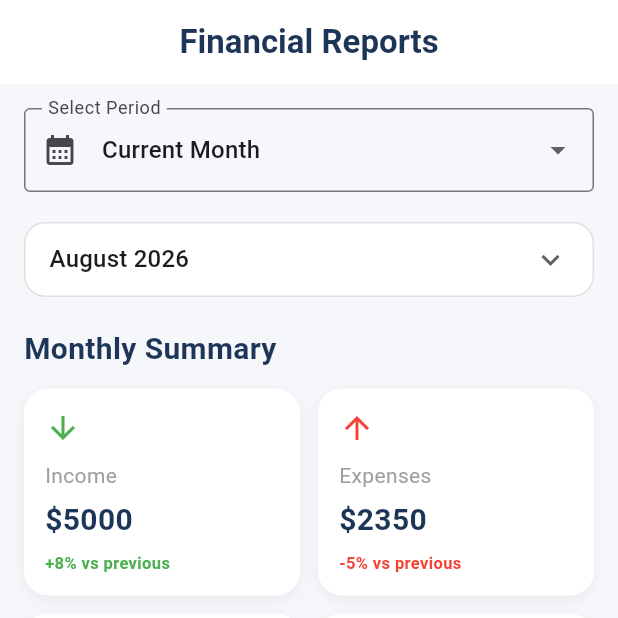
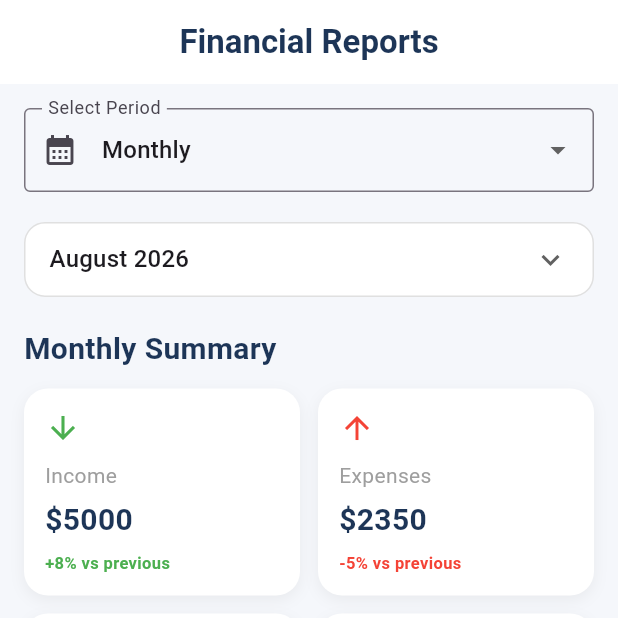
Before and after one commit to passang96/Student-Financial-Assistant-and-Savings-App, a Flutter app: the ReportsScreen screen opened directly, on a phone screen of 412 x 824 dp, the top half of it. Run offline on Flutter 3.47's test engine with Material 3 defaults, Android fonts, the phone set to English and light mode, and no system bars; Roboto replaces fonts that are missing (Arial).

Commit message:
Complete Reports frontend with period and custom date selection

```diff
--- a/lib/screens/reports/reports_screen.dart
+++ b/lib/screens/reports/reports_screen.dart
@@ -9,21 +9,19 @@ class ReportsScreen extends StatefulWidget {
 
 class _ReportsScreenState extends State<ReportsScreen> {
   String selectedMonth = 'August 2026';
-
-  String selectedPeriod = 'Current Month';
+String selectedPeriod = 'Monthly';
 
 DateTime? fromDate;
+
 DateTime? toDate;
 
 final List<String> reportPeriods = [
-  'This Week',
-  'Last Week',
-  'This Fortnight',
-  'Last Fortnight',
-  'This Month',
-  'Last Month',
-  'Custom Range',
+  'Weekly',
+  'Fortnightly',
+  'Monthly',
+  'Custom Date Range',
 ];
+
 
   final List<String> months = [
     'August 2026',
@@ -86,11 +84,11 @@ final List<String> reportPeriods = [
   _buildPeriodSelector(),
 const SizedBox(height: 20),
 
-  _buildMonthSelector(),
+if (selectedPeriod == 'Monthly') _buildMonthSelector(),
+if (selectedPeriod == 'Custom Date Range') _buildCustomDateRange(),
 const SizedBox(height: 20),
-
-            const Text(
-              'Monthly Summary',
+            Text(
+              '$selectedPeriod Summary',
               style: TextStyle(
                 fontSize: 20,
                 fontWeight: FontWeight.bold,
@@ -179,14 +177,24 @@ Widget _buildPeriodSelector() {
     ),
     items: const [
   DropdownMenuItem(
-        value: 'Current Month',
-        child: Text('Current Month'),
+    value: 'Weekly',
+    child: Text('Weekly'),
   ),
   DropdownMenuItem(
-        value: 'Previous Month',
-        child: Text('Previous Month'),
+    value: 'Fortnightly',
+    child: Text('Fortnightly'),
+  ),
+  DropdownMenuItem(
+    value: 'Monthly',
+    child: Text('Monthly'),
+  ),
+  DropdownMenuItem(
+    value: 'Custom Date Range',
+    child: Text('Custom Date Range'),
   ),
 ],
+
+
     onChanged: (value) {
       if (value != null) {
         setState(() {
@@ -226,7 +234,61 @@ Widget _buildMonthSelector() {
       ),
     );
   }
+Widget _buildCustomDateRange() {
+  return Row(
+    children: [
+      Expanded(
+        child: OutlinedButton.icon(
+          icon: const Icon(Icons.calendar_today),
+          label: Text(
+            fromDate == null
+                ? 'From Date'
+                : '${fromDate!.day}/${fromDate!.month}/${fromDate!.year}',
+          ),
+          onPressed: () async {
+            final date = await showDatePicker(
+              context: context,
+              initialDate: fromDate ?? DateTime.now(),
+              firstDate: DateTime(2020),
+              lastDate: DateTime(2030),
+            );
 
+            if (date != null) {
+              setState(() {
+                fromDate = date;
+              });
+            }
+          },
+        ),
+      ),
+      const SizedBox(width: 16),
+      Expanded(
+        child: OutlinedButton.icon(
+          icon: const Icon(Icons.calendar_today),
+          label: Text(
+            toDate == null
+                ? 'To Date'
+                : '${toDate!.day}/${toDate!.month}/${toDate!.year}',
+          ),
+          onPressed: () async {
+            final date = await showDatePicker(
+              context: context,
+              initialDate: toDate ?? DateTime.now(),
+              firstDate: fromDate ?? DateTime(2020),
+              lastDate: DateTime(2030),
+            );
+
+            if (date != null) {
+              setState(() {
+                toDate = date;
+              });
+            }
+          },
+        ),
+      ),
+    ],
+  );
+}
   Widget _buildSummaryCard({
     required String title,
     required double amount,
@@ -292,11 +354,11 @@ Widget _buildMonthSelector() {
         color: const Color(0xFF1D3557),
         borderRadius: BorderRadius.circular(16),
       ),
-      child: const Column(
+      child: Column(
         crossAxisAlignment: CrossAxisAlignment.start,
         children: [
           Text(
-            'Current vs Previous Month',
+           'Current vs Previous ${selectedPeriod == 'Weekly' ? 'Week' : selectedPeriod == 'Fortnightly' ? 'Fortnight' : selectedPeriod == 'Monthly' ? 'Month' : 'Period'}',
             style: TextStyle(
               color: Colors.white,
               fontSize: 18,
```
Lines whose indentation alone changed are shown as unchanged.
